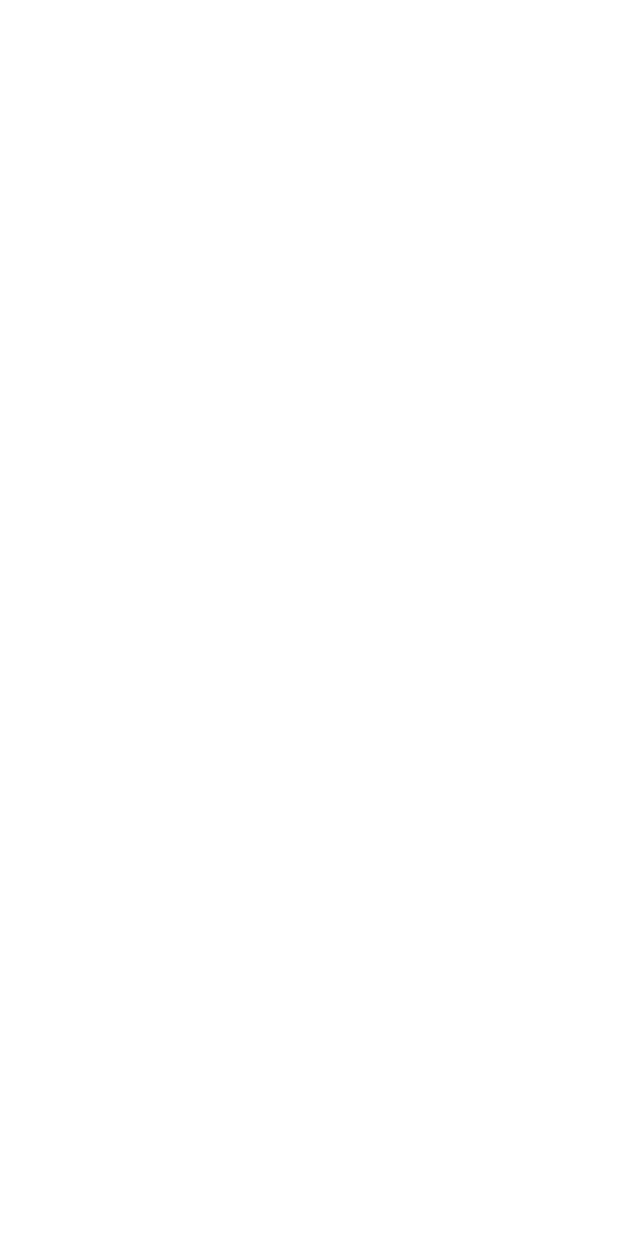
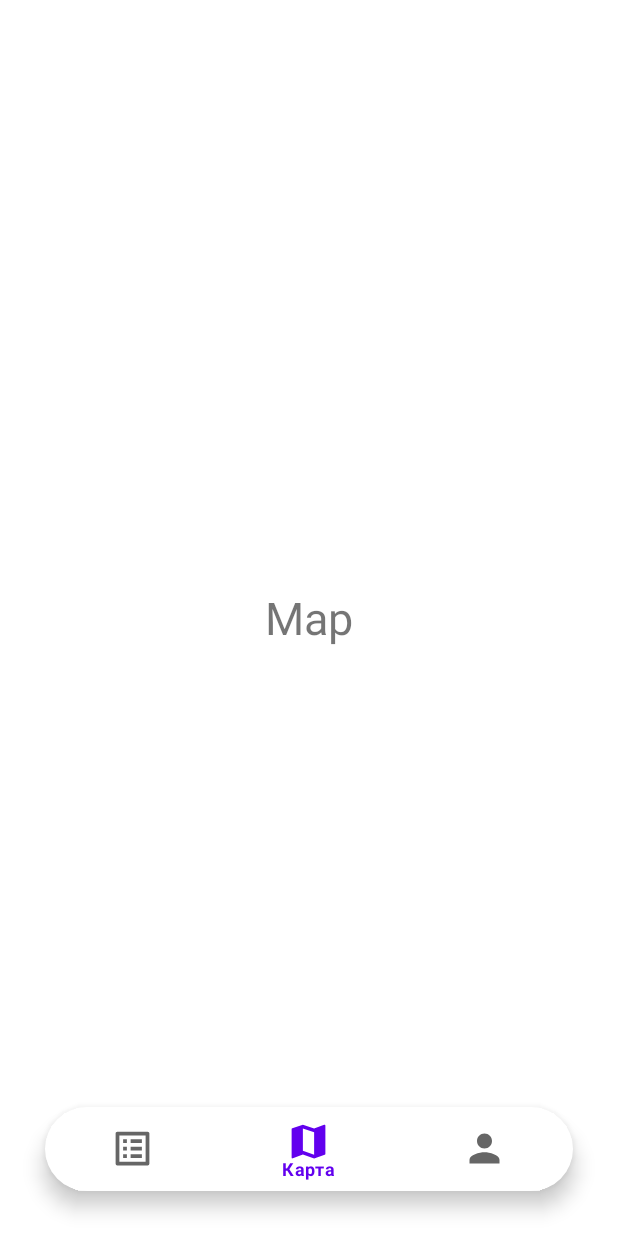
Before and after one commit to gavrilovds/MoscowClubs-android, an Android app: the screen it shows after launch (MainScreenActivity), on a phone screen of 412 x 824 dp. Before the commit the screen is empty. Run offline under Robolectric (Android 15) with nearby library versions, the phone set to English and light mode, and no system bars.

Commit message:
Add a bottom navigation bar

```diff
--- a/app/src/main/java/com/example/samsungproject2/view/MainScreenActivity.java
+++ b/app/src/main/java/com/example/samsungproject2/view/MainScreenActivity.java
@@ -1,20 +1,52 @@
 package com.example.samsungproject2.view;
 
+import androidx.annotation.NonNull;
 import androidx.appcompat.app.AppCompatActivity;
+import androidx.fragment.app.Fragment;
 
 import android.os.Bundle;
+import android.view.MenuItem;
+import android.view.WindowManager;
 
 import com.example.samsungproject2.R;
 import com.example.samsungproject2.databinding.ActivityMainScreenBinding;
+import com.google.android.material.bottomnavigation.BottomNavigationView;
+import com.google.android.material.navigation.NavigationBarView;
 
 public class MainScreenActivity extends AppCompatActivity {
 
     private ActivityMainScreenBinding binding;
+    BottomNavigationView bottomNavigationView;
 
     @Override
     protected void onCreate(Bundle savedInstanceState) {
         super.onCreate(savedInstanceState);
         binding = ActivityMainScreenBinding.inflate(getLayoutInflater());
+
         setContentView(binding.getRoot());
+        bottomNavigationView = binding.bottomNavBar;
+
+        getSupportFragmentManager().beginTransaction().replace(R.id.body_container, new MapFragment()).commit();
+        bottomNavigationView.setSelectedItemId(R.id.bottom_nav_map);
+
+        bottomNavigationView.setOnItemSelectedListener(item -> {
+            Fragment fragment = null;
+            switch (item.getItemId()) {
+                case R.id.bottom_nav_map:
+                    fragment = new MapFragment();
+                    break;
+                case R.id.bottom_nav_clubs:
+                    fragment = new ClubsFragment();
+                    break;
+                case R.id.bottom_nav_profile:
+                    fragment = new ProfileFragment();
+                    break;
+                default:
+                    break;
+            }
+            getSupportFragmentManager().beginTransaction().replace(R.id.body_container, fragment).commit();
+
+            return true;
+        });
     }
 }
--- /dev/null
+++ b/app/src/main/java/com/example/samsungproject2/view/MapFragment.java
@@ -0,0 +1,66 @@
+package com.example.samsungproject2.view;
+
+import android.os.Bundle;
+
+import androidx.fragment.app.Fragment;
+
+import android.view.LayoutInflater;
+import android.view.View;
+import android.view.ViewGroup;
+
+import com.example.samsungproject2.R;
+
+/**
+ * A simple {@link Fragment} subclass.
+ * Use the {@link MapFragment#newInstance} factory method to
+ * create an instance of this fragment.
+ */
+public class MapFragment extends Fragment {
+
+    // TODO: Rename parameter arguments, choose names that match
+    // the fragment initialization parameters, e.g. ARG_ITEM_NUMBER
+    private static final String ARG_PARAM1 = "param1";
+    private static final String ARG_PARAM2 = "param2";
+
+    // TODO: Rename and change types of parameters
+    private String mParam1;
+    private String mParam2;
+
+    public MapFragment() {
+        // Required empty public constructor
+    }
+
+    /**
+     * Use this factory method to create a new instance of
+     * this fragment using the provided parameters.
+     *
+     * @param param1 Parameter 1.
+     * @param param2 Parameter 2.
+     * @return A new instance of fragment MapFragment.
+     */
+    // TODO: Rename and change types and number of parameters
+    public static MapFragment newInstance(String param1, String param2) {
+        MapFragment fragment = new MapFragment();
+        Bundle args = new Bundle();
+        args.putString(ARG_PARAM1, param1);
+        args.putString(ARG_PARAM2, param2);
+        fragment.setArguments(args);
+        return fragment;
+    }
+
+    @Override
+    public void onCreate(Bundle savedInstanceState) {
+        super.onCreate(savedInstanceState);
+        if (getArguments() != null) {
+            mParam1 = getArguments().getString(ARG_PARAM1);
+            mParam2 = getArguments().getString(ARG_PARAM2);
+        }
+    }
+
+    @Override
+    public View onCreateView(LayoutInflater inflater, ViewGroup container,
+                             Bundle savedInstanceState) {
+        // Inflate the layout for this fragment
+        return inflater.inflate(R.layout.fragment_map, container, false);
+    }
+}
--- /dev/null
+++ b/app/src/main/res/drawable/ic_baseline_list_alt_24.xml
@@ -0,0 +1,5 @@
+<vector android:autoMirrored="true" android:height="24dp"
+    android:tint="#000000" android:viewportHeight="24"
+    android:viewportWidth="24" android:width="24dp" xmlns:android="http://schemas.android.com/apk/res/android">
+    <path android:fillColor="@android:color/white" android:pathData="M19,5v14L5,19L5,5h14m1.1,-2L3.9,3c-0.5,0 -0.9,0.4 -0.9,0.9v16.2c0,0.4 0.4,0.9 0.9,0.9h16.2c0.4,0 0.9,-0.5 0.9,-0.9L21,3.9c0,-0.5 -0.5,-0.9 -0.9,-0.9zM11,7h6v2h-6L11,7zM11,11h6v2h-6v-2zM11,15h6v2h-6zM7,7h2v2L7,9zM7,11h2v2L7,13zM7,15h2v2L7,17z"/>
+</vector>
--- /dev/null
+++ b/app/src/main/res/drawable/ic_baseline_map_24.xml
@@ -0,0 +1,5 @@
+<vector android:height="24dp" android:tint="#000000"
+    android:viewportHeight="24" android:viewportWidth="24"
+    android:width="24dp" xmlns:android="http://schemas.android.com/apk/res/android">
+    <path android:fillColor="@android:color/white" android:pathData="M20.5,3l-0.16,0.03L15,5.1 9,3 3.36,4.9c-0.21,0.07 -0.36,0.25 -0.36,0.48V20.5c0,0.28 0.22,0.5 0.5,0.5l0.16,-0.03L9,18.9l6,2.1 5.64,-1.9c0.21,-0.07 0.36,-0.25 0.36,-0.48V3.5c0,-0.28 -0.22,-0.5 -0.5,-0.5zM15,19l-6,-2.11V5l6,2.11V19z"/>
+</vector>
--- /dev/null
+++ b/app/src/main/res/drawable/ic_baseline_person_24.xml
@@ -0,0 +1,5 @@
+<vector android:height="24dp" android:tint="#000000"
+    android:viewportHeight="24" android:viewportWidth="24"
+    android:width="24dp" xmlns:android="http://schemas.android.com/apk/res/android">
+    <path android:fillColor="@android:color/white" android:pathData="M12,12c2.21,0 4,-1.79 4,-4s-1.79,-4 -4,-4 -4,1.79 -4,4 1.79,4 4,4zM12,14c-2.67,0 -8,1.34 -8,4v2h16v-2c0,-2.66 -5.33,-4 -8,-4z"/>
+</vector>
--- /dev/null
+++ b/app/src/main/res/drawable/item_selector.xml
@@ -0,0 +1,6 @@
+<?xml version="1.0" encoding="utf-8"?>
+<selector xmlns:android="http://schemas.android.com/apk/res/android">
+    <item android:state_pressed="true" android:color="@color/black"/>
+    <item android:state_checked="true" android:color="@color/black"/>
+    <item android:color="@color/light_white"/>
+</selector>
--- /dev/null
+++ b/app/src/main/res/drawable/round_corner.xml
@@ -0,0 +1,7 @@
+<?xml version="1.0" encoding="utf-8"?>
+<shape
+    android:shape="rectangle"
+    xmlns:android="http://schemas.android.com/apk/res/android">
+    <solid android:color="@color/white"/>
+    <corners android:radius="100dp"/>
+</shape>
--- a/app/src/main/res/layout/activity_main_screen.xml
+++ b/app/src/main/res/layout/activity_main_screen.xml
@@ -1,9 +1,23 @@
 <?xml version="1.0" encoding="utf-8"?>
-<androidx.constraintlayout.widget.ConstraintLayout xmlns:android="http://schemas.android.com/apk/res/android"
+<RelativeLayout xmlns:android="http://schemas.android.com/apk/res/android"
     xmlns:app="http://schemas.android.com/apk/res-auto"
     xmlns:tools="http://schemas.android.com/tools"
     android:layout_width="match_parent"
     android:layout_height="match_parent"
-    tools:context=".view.MainScreenActivity">
+    tools:context=".view.MainScreenActivity"
+    android:id="@+id/body_container"
+    >
 
-</androidx.constraintlayout.widget.ConstraintLayout>
+    <com.google.android.material.bottomnavigation.BottomNavigationView
+        android:id="@+id/bottom_nav_bar"
+        android:layout_width="match_parent"
+        android:layout_height="wrap_content"
+        android:layout_alignParentBottom="true"
+        android:layout_margin="30dp"
+        android:elevation="2dp"
+        app:menu="@menu/bottom_nav_menu"
+        android:background="@drawable/round_corner"
+        app:itemIconSize="30dp"
+        app:labelVisibilityMode="selected"/>
+
+</RelativeLayout>
--- /dev/null
+++ b/app/src/main/res/layout/fragment_map.xml
@@ -0,0 +1,17 @@
+<?xml version="1.0" encoding="utf-8"?>
+<FrameLayout xmlns:android="http://schemas.android.com/apk/res/android"
+    xmlns:tools="http://schemas.android.com/tools"
+    android:layout_width="match_parent"
+    android:layout_height="match_parent"
+    tools:context=".view.MapFragment">
+
+    <TextView
+        android:layout_width="wrap_content"
+        android:layout_height="wrap_content"
+        android:layout_gravity="center"
+        android:text="Map"
+        android:textSize="30sp"
+        />
+
+
+</FrameLayout>
--- /dev/null
+++ b/app/src/main/res/menu/bottom_nav_menu.xml
@@ -0,0 +1,12 @@
+<?xml version="1.0" encoding="utf-8"?>
+<menu xmlns:android="http://schemas.android.com/apk/res/android">
+    <item android:id="@+id/bottom_nav_clubs"
+        android:title="@string/clubs_string"
+        android:icon="@drawable/ic_baseline_list_alt_24"/>
+    <item android:id="@+id/bottom_nav_map"
+        android:title="@string/map_string"
+        android:icon="@drawable/ic_baseline_map_24"/>
+    <item android:id="@+id/bottom_nav_profile"
+        android:title="@string/profile_string"
+        android:icon="@drawable/ic_baseline_person_24"/>
+</menu>
--- a/app/src/main/res/values/colors.xml
+++ b/app/src/main/res/values/colors.xml
@@ -9,4 +9,5 @@
     <color name="white">#FFFFFFFF</color>
     <color name="load_screen_color">#10121B</color>
     <color name="nav_bar_color">#02111B</color>
+    <color name="light_white">#D2D2D2</color>
 </resources>
--- a/app/src/main/res/values/strings.xml
+++ b/app/src/main/res/values/strings.xml
@@ -1,4 +1,9 @@
 <resources>
-    <string name="app_name">SamsungProject2</string>
+    <string name="app_name">Moscow Clubs</string>
     <string name="msk_clubs">Moscow Clubs</string>
+    <string name="profile_string">Профиль</string>
+    <string name="map_string">Карта</string>
+    <string name="clubs_string">Клубы</string>
+    <!-- TODO: Remove or change this placeholder text -->
+    <string name="hello_blank_fragment">Hello blank fragment</string>
 </resources>
```
Also changed, not shown: app/src/main/java/com/example/samsungproject2/view/ClubsFragment.java (added, +66 -0 lines), app/src/main/java/com/example/samsungproject2/view/ProfileFragment.java (added, +66 -0 lines), app/src/main/res/layout/fragment_clubs.xml (added, +17 -0 lines), app/src/main/res/layout/fragment_profile.xml (added, +16 -0 lines).
